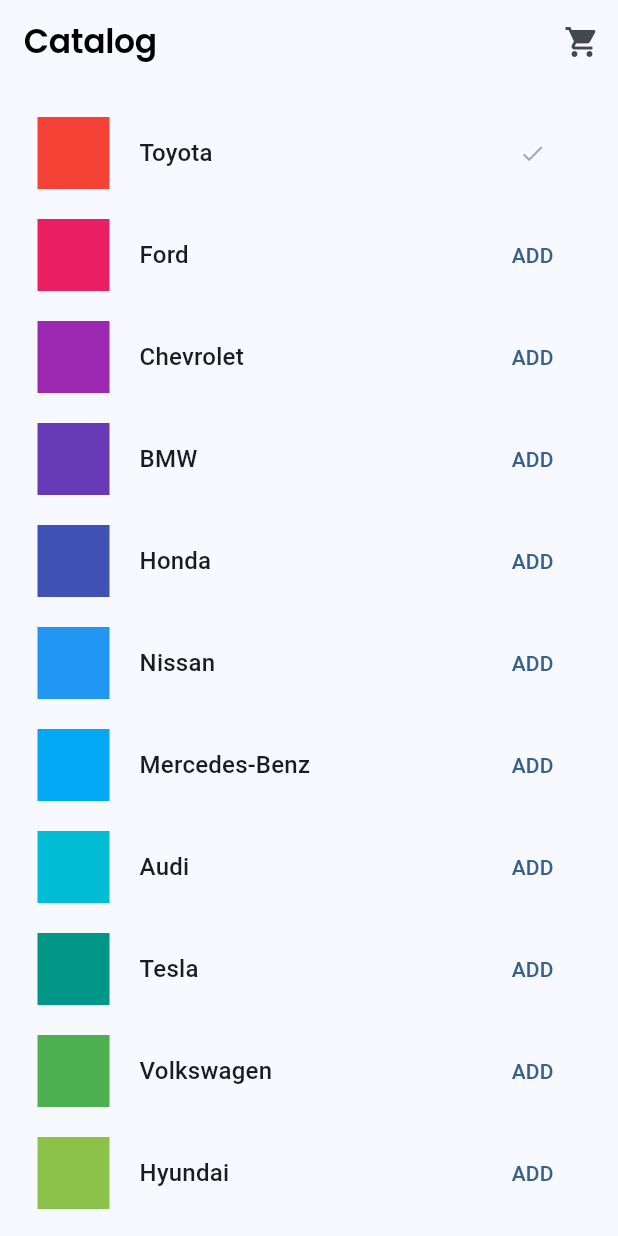
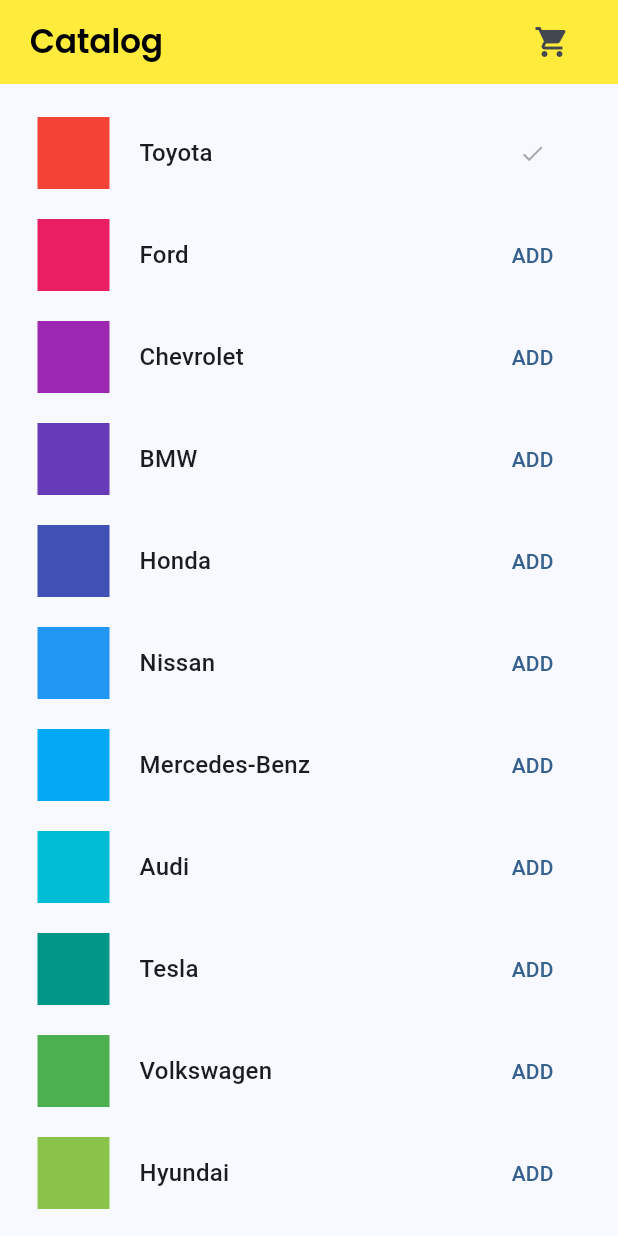
Before and after one commit to raydenchan/flutter_provider_catalogue, a Flutter app: the CatalogPage screen opened by its route, after a tap on "ADD", on a phone screen of 412 x 824 dp. Run offline on Flutter 3.47's test engine with Material 3 defaults, Android fonts, the phone set to English and light mode, and no system bars; our stand-ins replace go_router, google_fonts.

Commit message:
rearrange files and minor update on catalog page

```diff
--- a/lib/main.dart
+++ b/lib/main.dart
@@ -1,7 +1,7 @@
 import 'package:flutter/material.dart';
 import 'package:provider/provider.dart';
-import 'router.dart' as app_router;
-import 'theme.dart' as app_theme;
+import 'util/router.dart' as app_router;
+import 'util/theme.dart' as app_theme;
 import 'models/catalog.dart';
 import 'models/cart.dart';
 
--- a/lib/router.dart
+++ b/lib/util/router.dart
@@ -1,7 +1,7 @@
 import 'package:go_router/go_router.dart';
-import 'catalog.dart';
-import 'cart.dart';
-import 'login.dart';
+import '../view/catalog.dart';
+import '../view/cart.dart';
+import '../view/login.dart';
 
 final router = GoRouter(
   initialLocation: '/login',
--- a/lib/cart.dart
+++ b/lib/view/cart.dart
@@ -1,6 +1,6 @@
 import 'package:flutter/material.dart';
 import 'package:provider/provider.dart';
-import 'models/cart.dart';
+import '../models/cart.dart';
 
 class CartPage extends StatelessWidget {
   const CartPage({super.key});
--- a/lib/catalog.dart
+++ b/lib/view/catalog.dart
@@ -1,8 +1,8 @@
 import 'package:flutter/material.dart';
 import 'package:go_router/go_router.dart';
 import 'package:provider/provider.dart';
-import 'models/cart.dart';
-import 'models/catalog.dart';
+import '../models/cart.dart';
+import '../models/catalog.dart';
 
 class CatalogPage extends StatelessWidget {
   const CatalogPage({super.key});
@@ -62,11 +62,17 @@
   Widget build(BuildContext context) {
     return SliverAppBar(
       title: Text('Catalog', style: Theme.of(context).textTheme.displayLarge),
+      titleSpacing: 20.0,
+      backgroundColor: Colors.yellow,
       floating: true,
+      pinned: true,
       actions: [
-        IconButton(
-          icon: const Icon(Icons.shopping_cart),
-          onPressed: () => context.go('/catalog/cart'),
+        Padding(
+          padding: const EdgeInsets.only(left: 0, top: 0, right: 20, bottom: 0),
+          child: IconButton(
+            icon: const Icon(Icons.shopping_cart),
+            onPressed: () => context.go('/catalog/cart'),
+          ),
         ),
       ],
     );
```
Also changed, not shown: lib/homepage.dart (deleted, +0 -17 lines), lib/util/theme.dart (renamed from lib/theme.dart), lib/view/login.dart (renamed from lib/login.dart).
